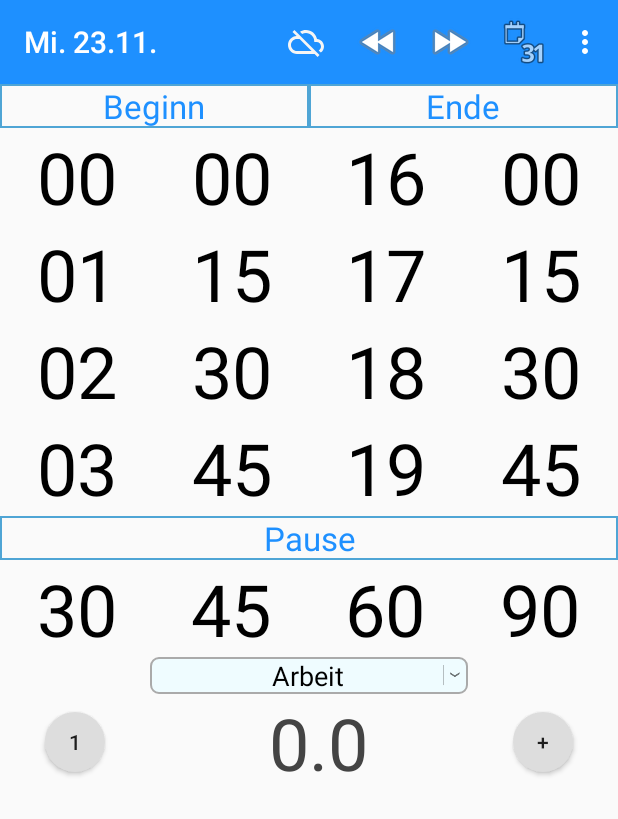
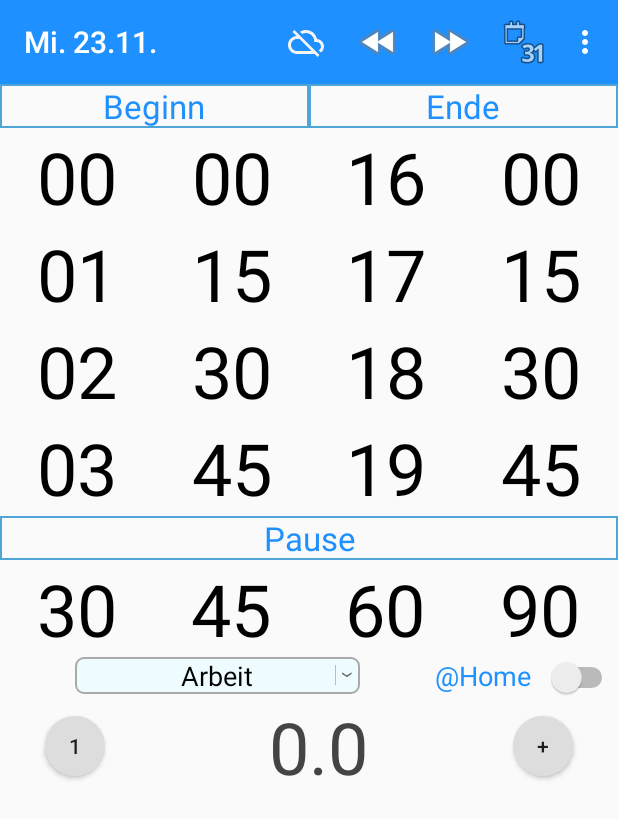
Before and after one commit to AndyCooler/github-time15, an Android app: the screen it shows after launch (MainActivity), in the options menu, after a tap on "Eintrag Löschen", on a phone screen of 412 x 824 dp. Shown: the top 819 px of the screen. Run offline under Robolectric (Android 15) with nearby library versions, the phone set to English and light mode, and no system bars; our stand-ins replace Volley; network calls fail; 12 statements that could not run were skipped.

Commit message:
3.1.5 on/off switch for home office day

```diff
--- a/app/build.gradle
+++ b/app/build.gradle
@@ -16,8 +16,8 @@ android {
         applicationId "com.mythosapps.time15"
         minSdkVersion 21
         targetSdkVersion 30
-        versionCode 33
-        versionName "3.1.4"
+        versionCode 34
+        versionName "3.1.5"
 //        jackOptions {
 //            enabled true
 //        }
--- a/app/src/main/java/com/mythosapps/time15/MainActivity.java
+++ b/app/src/main/java/com/mythosapps/time15/MainActivity.java
@@ -23,8 +23,10 @@ import android.view.WindowManager;
 import android.widget.AdapterView;
 import android.widget.ArrayAdapter;
 import android.widget.Button;
+import android.widget.CompoundButton;
 import android.widget.ScrollView;
 import android.widget.Spinner;
+import android.widget.Switch;
 import android.widget.TextView;
 import android.widget.Toast;
 
@@ -94,6 +96,7 @@ public class MainActivity extends AppCompatActivity implements AdapterView.OnIte
     private Integer beginn15 = null; //value
     private Integer ende15 = null; //value
     private String note = null; // value
+    private boolean homeOffice = false; // value
     private String kindOfDay = KindOfDay.WORKDAY.toString();
     private String kindOfDayEdited = null;
     private Integer previousSelectionBeginnTime = null; //viewId
@@ -102,6 +105,7 @@ public class MainActivity extends AppCompatActivity implements AdapterView.OnIte
     private Integer previousSelectionBeginn15 = null; //viewId
     private Integer previousSelectionEnde15 = null; //viewId
     private String previousSelectionKindOfDays = null;
+    private boolean hasToggledHomeOffice = false;
     private boolean isPaused = false;
     private boolean isCreateComplete = false;
     // here are the maps from value to viewId that enable re-use of 4 TextViews for full range 0-24
@@ -127,6 +131,7 @@ public class MainActivity extends AppCompatActivity implements AdapterView.OnIte
     private ScrollView scrollViewBegin15;
     private ScrollView scrollViewEnd;
     private ScrollView scrollViewEnd15;
+    private Switch onOffSwitch;
     private SharedPreferences sharedPreferences;
 
     private View.OnClickListener scrollUIListener = new View.OnClickListener() {
@@ -176,6 +181,15 @@ public class MainActivity extends AppCompatActivity implements AdapterView.OnIte
         spinner.setAdapter(dataAdapter);
         int position = dataAdapter.getPosition(kindOfDay);
         spinner.setSelection(position);
+
+        onOffSwitch = (Switch) findViewById(R.id.home_office_switch);
+        onOffSwitch.setOnCheckedChangeListener(new CompoundButton.OnCheckedChangeListener() {
+            @Override
+            public void onCheckedChanged(CompoundButton buttonView, boolean isChecked) {
+                homeOffice = isChecked;
+                hasToggledHomeOffice = true;
+            }
+        });
 
         //kindOfDayView.setOnClickListener(v -> toggleKindOfDay(v));
 
@@ -380,7 +394,7 @@ public class MainActivity extends AppCompatActivity implements AdapterView.OnIte
             return true;
         }
         if (id == R.id.action_month) {
-            if (!previousSelectionKindOfDays.equals(kindOfDay)) { // TODO check is initial state
+            if (isStateChangedByUser()) {
                 save(false);
             }
             startMonthOverviewActivity();
@@ -416,7 +430,7 @@ public class MainActivity extends AppCompatActivity implements AdapterView.OnIte
             return true;
         }
         if (id == R.id.action_settings) {
-            if (!previousSelectionKindOfDays.equals(kindOfDay)) { // TODO check is initial state
+            if (isStateChangedByUser()) {
                 save(false);
             }
             Intent intent = new Intent(this, SettingsActivity.class);
@@ -668,9 +682,13 @@ public class MainActivity extends AppCompatActivity implements AdapterView.OnIte
     }
 
     private void saveKindOfDay() {
-        if (!previousSelectionKindOfDays.equals(kindOfDay)) { // TODO check is initial state
+        if (isStateChangedByUser()) {
             save(false);
         }
+    }
+
+    private boolean isStateChangedByUser() {
+        return !previousSelectionKindOfDays.equals(kindOfDay) || hasToggledHomeOffice;
     }
 
     public void toggleKindOfDay(View v) {
@@ -994,6 +1012,8 @@ public class MainActivity extends AppCompatActivity implements AdapterView.OnIte
 
         aktualisiereTotal(totalNewColor);
         aktualisiereKindOfDay(totalNewColor);
+        onOffSwitch.setEnabled(isEditable);
+        onOffSwitch.setClickable(isEditable);
         originalData = modifiableData;
         modifiableData = DaysDataNew.copy(originalData);
         //modelToView(); // can: shouldn't be necessary
@@ -1037,7 +1057,6 @@ public class MainActivity extends AppCompatActivity implements AdapterView.OnIte
         }
 
         task0.setKindOfDay(KindOfDay.fromString(kindOfDay));
-        System.out.println("viewToModel.note=" + note);
         task0.setNote(note);
         if (task0.getKindOfDay().isBeginEndType()) { // TODO NPE hier schon gesehen, wird aber paar zeilen darüber gesetzt..
             task0.setBegin(beginnTime);
@@ -1053,6 +1072,9 @@ public class MainActivity extends AppCompatActivity implements AdapterView.OnIte
             task0.setEnd15(null);
             task0.setPause(null);
             task0.setTotal(new Time15(numberTaskHours == null ? 0 : numberTaskHours, numberTaskMinutes == null ? 0 : numberTaskMinutes));
+        }
+        if (hasToggledHomeOffice) {
+            modifiableData.setHomeOffice(homeOffice);
         }
     }
 
@@ -1106,9 +1128,14 @@ public class MainActivity extends AppCompatActivity implements AdapterView.OnIte
         if (previousSelectionKindOfDays == null) {
             previousSelectionKindOfDays = kindOfDay;
         }
+        homeOffice = modifiableData.getHomeOffice();
         aktualisiereTaskNo();
         aktualisiereTotal(totalNewColor);
         aktualisiereKindOfDay(totalNewColor);
+        onOffSwitch.setChecked(homeOffice);
+        onOffSwitch.setEnabled(isEditable);
+        onOffSwitch.setClickable(isEditable);
+        hasToggledHomeOffice = false;
     }
 
     private void resetView() {
@@ -1126,6 +1153,7 @@ public class MainActivity extends AppCompatActivity implements AdapterView.OnIte
         pauseTime = null;
         kindOfDay = KindOfDay.WORKDAY.toString(); // TODO Default kind of day
         note = null;
+        homeOffice = false;
         aktualisiereKindOfDay(ColorsUI.DARK_BLUE_DEFAULT);
         aktualisiereTotal(ColorsUI.DARK_BLUE_DEFAULT);
         previousSelectionPauseTime = null;
@@ -1138,6 +1166,10 @@ public class MainActivity extends AppCompatActivity implements AdapterView.OnIte
         numberTaskMinutes = null;
         setTransparent(R.id.total);
         setTransparent(R.id.total15);
+        onOffSwitch.setChecked(false);
+        onOffSwitch.setEnabled(isEditable);
+        onOffSwitch.setClickable(isEditable);
+        hasToggledHomeOffice = false;
     }
 
     private void setTransparent(Integer viewId) {
--- a/app/src/main/java/com/mythosapps/time15/types/DaysDataNew.java
+++ b/app/src/main/java/com/mythosapps/time15/types/DaysDataNew.java
@@ -2,7 +2,6 @@ package com.mythosapps.time15.types;
 
 import java.util.ArrayList;
 import java.util.Set;
-import java.util.StringTokenizer;
 
 /**
  * Created by andreas on 12.03.16.
@@ -14,6 +13,8 @@ public class DaysDataNew {
     public static final int DUE_TOTAL_MINUTES = DUE_HOURS_PER_DAY * 60;
 
     private String id;
+
+    private boolean homeOffice;
 
     private final ArrayList<BeginEndTask> tasks;
 
@@ -36,6 +37,7 @@ public class DaysDataNew {
                 tasks.add(data.getTask(i).copy());
             }
         }
+        setHomeOffice(data.getHomeOffice());
     }
 
     /**
@@ -56,6 +58,14 @@ public class DaysDataNew {
 
     public void setId(String id) {
         this.id = id;
+    }
+
+    public void setHomeOffice(boolean homeOffice) {
+        this.homeOffice = homeOffice;
+    }
+
+    public boolean getHomeOffice() {
+        return homeOffice;
     }
 
     public void addTask(BeginEndTask task) {
@@ -130,7 +140,7 @@ public class DaysDataNew {
     public boolean equals(Object o) {
         if (o != null && o instanceof DaysDataNew) {
             DaysDataNew d = (DaysDataNew) o;
-            if (d.id == null || !d.id.equals(id) || d.getNumberOfTasks() != getNumberOfTasks()) {
+            if (d.id == null || !d.id.equals(id) || d.homeOffice != homeOffice || d.getNumberOfTasks() != getNumberOfTasks()) {
                 return false;
             } else {
                 for (int i = 0; i < getNumberOfTasks(); i++) {
--- a/app/src/main/res/layout/activity_main.xml
+++ b/app/src/main/res/layout/activity_main.xml
@@ -18,12 +18,12 @@
         android:layout_width="match_parent"
         android:layout_height="match_parent"
         android:layout_below="@+id/toolbar"
+        android:layout_alignParentStart="true"
         android:layout_alignParentLeft="true"
-        android:layout_alignParentStart="true"
         android:layout_centerVertical="true"
         android:layout_marginTop="0dp"
         android:orientation="vertical">
-<!--
+        <!--
         <LinearLayout
             android:layout_width="fill_parent"
             android:layout_height="wrap_content"
@@ -224,7 +224,7 @@
                 android:text="90"
                 android:textAppearance="?android:attr/textAppearanceLarge"
                 android:textSize="48sp" />
-<!--
+            <!--
             <TextView
                 android:id="@+id/pauseE"
                 android:layout_width="wrap_content"
@@ -262,7 +262,7 @@
                 android:layout_height="match_parent"
                 android:gravity="bottom|center_horizontal"
                 android:orientation="horizontal">
-<!--
+                <!--
                 <Space
                     android:id="@+id/spacer"
                     android:layout_width="match_parent"
@@ -274,8 +274,8 @@
                 <RelativeLayout
                     android:layout_width="match_parent"
                     android:layout_height="wrap_content"
-                    android:layout_marginRight="100dp"
-                    android:layout_marginLeft="100dp"
+                    android:layout_marginLeft="50dp"
+                    android:layout_marginRight="50dp"
                     android:layout_weight=".28"
                     android:background="@drawable/spinner_border"
                     android:orientation="horizontal">
@@ -286,9 +286,9 @@
                         android:layout_height="wrap_content"
                         android:layout_centerVertical="true"
                         android:layout_gravity="center"
+                        android:layout_marginLeft="5dp"
                         android:background="@android:color/transparent"
                         android:gravity="center"
-                        android:layout_marginLeft="5dp"
                         android:spinnerMode="dropdown" />
 
                     <ImageView
@@ -300,6 +300,21 @@
                         android:src="@drawable/ic_drop" />
 
                 </RelativeLayout>
+
+                <TextView
+                    android:id="@+id/switchText"
+                    android:layout_width="wrap_content"
+                    android:layout_height="wrap_content"
+                    android:text="\@Home"
+                    android:textAppearance="?android:attr/textAppearanceMedium"
+                    android:textColor="#1E90FF"
+                    android:layout_marginRight="10dp" />
+
+                <Switch
+                    android:id="@+id/home_office_switch"
+                    android:layout_width="wrap_content"
+                    android:layout_height="wrap_content"
+                    android:buttonTint="@color/common_google_signin_btn_text_light_default" />
 
                 <!--
                                 <Space
@@ -347,8 +362,8 @@
                 <LinearLayout
                     android:layout_width="match_parent"
                     android:layout_height="wrap_content"
-                    android:orientation="horizontal"
-                    android:gravity="fill_horizontal">
+                    android:gravity="fill_horizontal"
+                    android:orientation="horizontal">
 
                     <TextView
                         android:id="@+id/total"
@@ -359,10 +374,11 @@
                         android:gravity="right"
                         android:onClick="toggleTotal"
                         android:text="0"
+                        android:textAlignment="gravity"
                         android:textAppearance="?android:attr/textAppearanceLarge"
                         android:textColor="#1E90FF"
-                        android:textAlignment="gravity"
                         android:textSize="48sp" />
+
                     <TextView
                         android:id="@+id/total15"
                         android:layout_width="match_parent"
@@ -372,9 +388,9 @@
                         android:gravity="left"
                         android:onClick="toggleTotal15"
                         android:text=".0"
+                        android:textAlignment="gravity"
                         android:textAppearance="?android:attr/textAppearanceLarge"
                         android:textColor="#1E90FF"
-                        android:textAlignment="gravity"
                         android:textSize="48sp" />
                 </LinearLayout>
 
@@ -389,9 +405,9 @@
 
                 <Button
                     android:id="@+id/addTaskButton"
-                    android:background = "@drawable/roundbutton"
                     android:layout_width="40dp"
                     android:layout_height="40dp"
+                    android:background="@drawable/roundbutton"
                     android:clickable="true"
                     android:onClick="addTask"
                     android:text="+" />
```
Also changed, not shown: app/src/main/java/com/mythosapps/time15/util/CsvUtils.java (+14 -6 lines).
